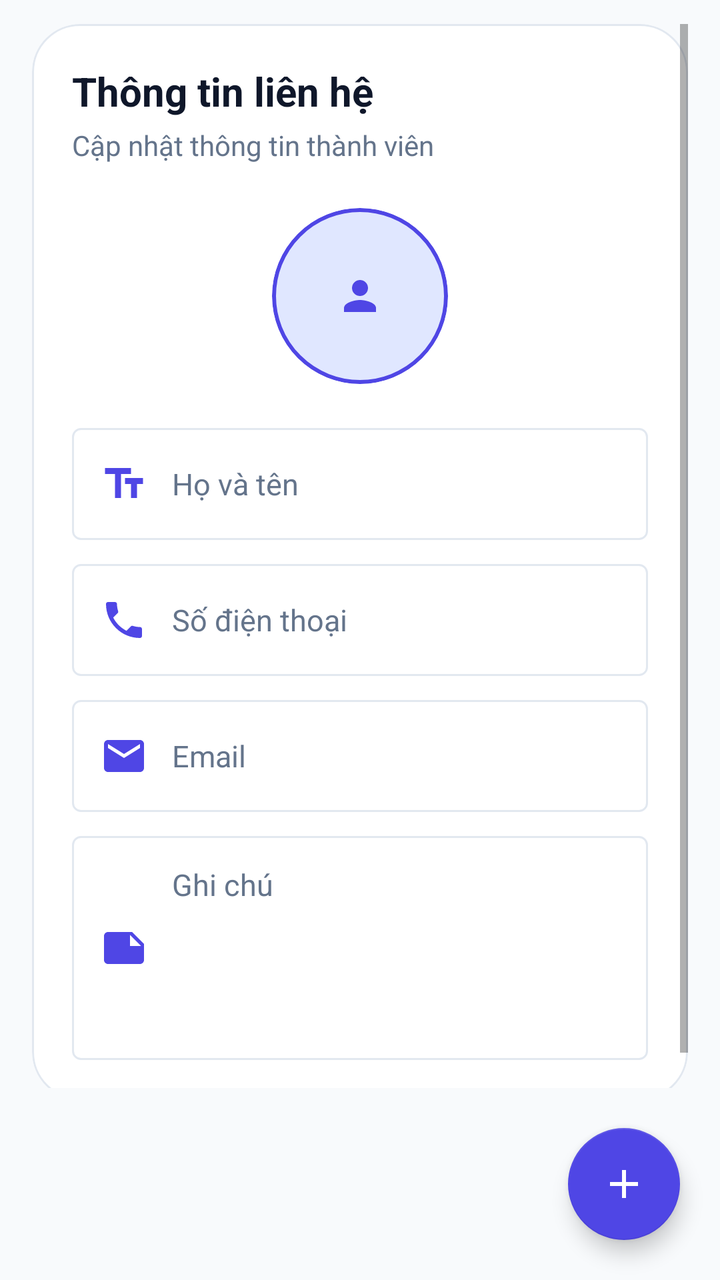
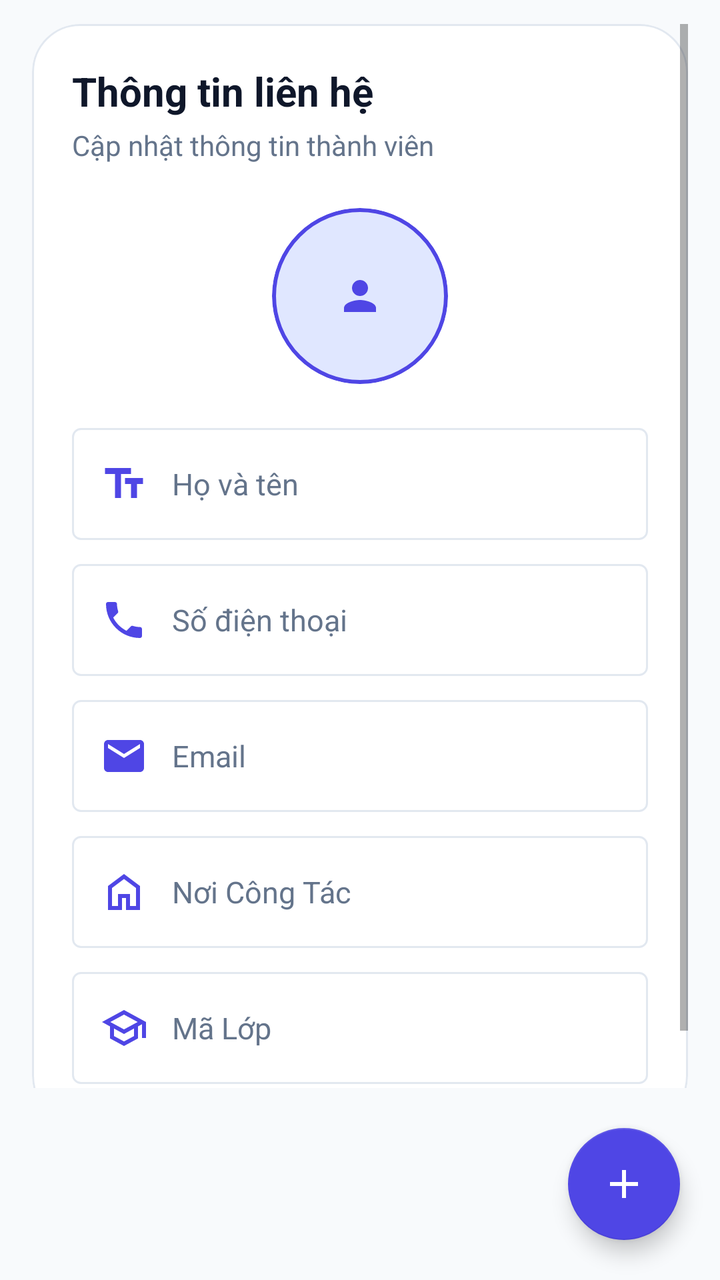

Screens rendered from an Android XML layout before and after an edit, with the pre-edit source and the edit as a unified diff.
<!-- AndroidManifest.xml: application theme Theme.ContactApp -->
<!-- res/layout/activity_add_edit_contact.xml -->
<?xml version="1.0" encoding="utf-8"?>
<RelativeLayout xmlns:android="http://schemas.android.com/apk/res/android"
    xmlns:app="http://schemas.android.com/apk/res-auto"
    xmlns:tools="http://schemas.android.com/tools"
    android:layout_width="match_parent"
    android:layout_height="match_parent"
    android:background="@color/colorBackground"
    tools:context=".AddEditContact">

    <ScrollView
        android:layout_width="match_parent"
        android:layout_height="match_parent"
        android:layout_above="@id/fab"
        android:clipToPadding="false"
        android:fillViewport="true"
        android:paddingStart="16dp"
        android:paddingTop="12dp"
        android:paddingEnd="16dp"
        android:paddingBottom="12dp">

        <com.google.android.material.card.MaterialCardView
            android:layout_width="match_parent"
            android:layout_height="wrap_content"
            app:cardBackgroundColor="@color/colorSurface"
            app:cardCornerRadius="24dp"
            app:cardElevation="0dp"
            app:strokeColor="@color/colorDivider"
            app:strokeWidth="1dp">

            <LinearLayout
                android:layout_width="match_parent"
                android:layout_height="wrap_content"
                android:orientation="vertical"
                android:padding="20dp">

                <TextView
                    android:layout_width="wrap_content"
                    android:layout_height="wrap_content"
                    android:text="Thông tin liên hệ"
                    android:textColor="@color/colorTextMain"
                    android:textSize="20sp"
                    android:textStyle="bold" />

                <TextView
                    android:layout_width="wrap_content"
                    android:layout_height="wrap_content"
                    android:layout_marginTop="4dp"
                    android:text="Cập nhật thông tin thành viên"
                    android:textColor="@color/colorTextMuted"
                    android:textSize="14sp" />

                <com.google.android.material.card.MaterialCardView
                    android:layout_width="88dp"
                    android:layout_height="88dp"
                    android:layout_gravity="center_horizontal"
                    android:layout_marginTop="22dp"
                    android:layout_marginBottom="18dp"
                    app:cardBackgroundColor="@color/colorPrimaryContainer"
                    app:cardCornerRadius="44dp"
                    app:cardElevation="0dp"
                    app:strokeColor="@color/colorTextPrimary"
                    app:strokeWidth="2dp">

                    <ImageView
                        android:id="@+id/profileIv"
                        android:layout_width="match_parent"
                        android:layout_height="match_parent"
                        android:contentDescription="@string/contact_photo"
                        android:padding="22dp"
                        android:scaleType="centerInside"
                        android:src="@drawable/ic_baseline_person_24"
                        app:tint="@color/colorPrimary" />
                </com.google.android.material.card.MaterialCardView>

                <EditText
                    android:id="@+id/nameEt"
                    android:layout_width="match_parent"
                    android:layout_height="56dp"
                    android:layout_marginTop="4dp"
                    android:background="@drawable/background_input_field"
                    android:drawableStart="@drawable/ic_baseline_text_fields_24"
                    android:drawablePadding="12dp"
                    android:drawableTint="@color/colorTextPrimary"
                    android:hint="@string/contact_name_hint"
                    android:inputType="textPersonName|textCapWords"
                    android:paddingStart="14dp"
                    android:paddingEnd="14dp"
                    android:singleLine="true"
                    android:textColor="@color/colorTextMain"
                    android:textColorHint="@color/colorTextMuted"
                    android:textSize="15sp" />

                <EditText
                    android:id="@+id/phoneEt"
                    android:layout_width="match_parent"
                    android:layout_height="56dp"
                    android:layout_marginTop="12dp"
                    android:background="@drawable/background_input_field"
                    android:drawableStart="@drawable/ic_baseline_phone_24"
                    android:drawablePadding="12dp"
                    android:drawableTint="@color/colorTextPrimary"
                    android:hint="@string/contact_phone_hint"
                    android:inputType="phone"
                    android:paddingStart="14dp"
                    android:paddingEnd="14dp"
                    android:singleLine="true"
                    android:textColor="@color/colorTextMain"
                    android:textColorHint="@color/colorTextMuted"
                    android:textSize="15sp" />

                <EditText
                    android:id="@+id/emailEt"
                    android:layout_width="match_parent"
                    android:layout_height="56dp"
                    android:layout_marginTop="12dp"
                    android:background="@drawable/background_input_field"
                    android:drawableStart="@drawable/ic_baseline_email_24"
                    android:drawablePadding="12dp"
                    android:drawableTint="@color/colorTextPrimary"
                    android:hint="@string/contact_email_hint"
                    android:inputType="textEmailAddress"
                    android:paddingStart="14dp"
                    android:paddingEnd="14dp"
                    android:singleLine="true"
                    android:textColor="@color/colorTextMain"
                    android:textColorHint="@color/colorTextMuted"
                    android:textSize="15sp" />

                <EditText
                    android:id="@+id/noteEt"
                    android:layout_width="match_parent"
                    android:layout_height="112dp"
                    android:layout_marginTop="12dp"
                    android:background="@drawable/background_input_field"
                    android:drawableStart="@drawable/ic_baseline_note_24"
                    android:drawablePadding="12dp"
                    android:drawableTint="@color/colorTextPrimary"
                    android:gravity="top|start"
                    android:hint="@string/contact_note_hint"
                    android:inputType="textCapSentences|textMultiLine"
                    android:padding="14dp"
                    android:textColor="@color/colorTextMain"
                    android:textColorHint="@color/colorTextMuted"
                    android:textSize="15sp" />
            </LinearLayout>
        </com.google.android.material.card.MaterialCardView>
    </ScrollView>

    <com.google.android.material.floatingactionbutton.FloatingActionButton
        android:id="@+id/fab"
        android:layout_width="wrap_content"
        android:layout_height="wrap_content"
        android:layout_alignParentEnd="true"
        android:layout_alignParentBottom="true"
        android:layout_margin="20dp"
        android:contentDescription="@string/save_contact"
        android:elevation="6dp"
        android:src="@drawable/ic_baseline_add_24"
        app:backgroundTint="@color/colorTextPrimary"
        app:pressedTranslationZ="10dp"
        app:tint="@color/white" />
</RelativeLayout>
<!-- resources referenced by this layout -->
<resources>
  <color name="colorBackground">#F8FAFC</color>
  <color name="colorDivider">#E2E8F0</color>
  <color name="colorPrimary">#4F46E5</color>
  <color name="colorPrimaryContainer">#E0E7FF</color>
  <color name="colorSurface">#FFFFFF</color>
  <color name="colorTextMain">#0F172A</color>
  <color name="colorTextMuted">#64748B</color>
  <color name="colorTextPrimary">#4F46E5</color>
  <color name="white">#FFFFFFFF</color>
  <!-- drawable background_input_field (drawable) -->
  <?xml version="1.0" encoding="utf-8"?>
  <shape xmlns:android="http://schemas.android.com/apk/res/android"
      android:shape="rectangle">
  
      <solid
          android:color="@color/colorSurface"/>
      <stroke
          android:color="@color/colorDivider"
          android:width="@dimen/_1sdp"/>
      <corners
          android:radius="@dimen/_4sdp"/>
  
  </shape>
  <!-- drawable ic_baseline_add_24 (drawable) -->
  <vector xmlns:android="http://schemas.android.com/apk/res/android"
      android:width="24dp"
      android:height="24dp"
      android:viewportWidth="24"
      android:viewportHeight="24"
      android:tint="?attr/colorControlNormal">
    <path
        android:fillColor="@android:color/white"
        android:pathData="M19,13h-6v6h-2v-6H5v-2h6V5h2v6h6v2z"/>
  </vector>
  <!-- drawable ic_baseline_email_24 (drawable) -->
  <vector android:height="24dp" android:tint="#FFFFFF"
      android:viewportHeight="24" android:viewportWidth="24"
      android:width="24dp" xmlns:android="http://schemas.android.com/apk/res/android">
      <path android:fillColor="@android:color/white" android:pathData="M20,4L4,4c-1.1,0 -1.99,0.9 -1.99,2L2,18c0,1.1 0.9,2 2,2h16c1.1,0 2,-0.9 2,-2L22,6c0,-1.1 -0.9,-2 -2,-2zM20,8l-8,5 -8,-5L4,6l8,5 8,-5v2z"/>
  </vector>
  <!-- drawable ic_baseline_note_24 (drawable) -->
  <vector android:height="24dp" android:tint="#FFFFFF"
      android:viewportHeight="24" android:viewportWidth="24"
      android:width="24dp" xmlns:android="http://schemas.android.com/apk/res/android">
      <path android:fillColor="@android:color/white" android:pathData="M22,10l-6,-6L4,4c-1.1,0 -2,0.9 -2,2v12.01c0,1.1 0.9,1.99 2,1.99l16,-0.01c1.1,0 2,-0.89 2,-1.99v-8zM15,5.5l5.5,5.5L15,11L15,5.5z"/>
  </vector>
  <!-- drawable ic_baseline_person_24 (drawable) -->
  <vector android:height="24dp" android:tint="#FFFFFF"
      android:viewportHeight="24" android:viewportWidth="24"
      android:width="24dp" xmlns:android="http://schemas.android.com/apk/res/android">
      <path android:fillColor="@android:color/white" android:pathData="M12,12c2.21,0 4,-1.79 4,-4s-1.79,-4 -4,-4 -4,1.79 -4,4 1.79,4 4,4zM12,14c-2.67,0 -8,1.34 -8,4v2h16v-2c0,-2.66 -5.33,-4 -8,-4z"/>
  </vector>
  <!-- drawable ic_baseline_text_fields_24 (drawable) -->
  <vector android:height="24dp" android:tint="#FFFFFF"
      android:viewportHeight="24" android:viewportWidth="24"
      android:width="24dp" xmlns:android="http://schemas.android.com/apk/res/android">
      <path android:fillColor="@android:color/white" android:pathData="M2.5,4v3h5v12h3V7h5V4H2.5zM21.5,9h-9v3h3v7h3v-7h3V9z"/>
  </vector>
  <string name="contact_email_hint">Email</string>
  <string name="contact_name_hint">Họ và tên</string>
  <string name="contact_note_hint">Ghi chú</string>
  <string name="contact_phone_hint">Số điện thoại</string>
  <string name="contact_photo">Ảnh liên hệ</string>
  <string name="save_contact">Lưu liên hệ</string>
  <dimen name="_1sdp">1dp</dimen>
  <dimen name="_4sdp">4dp</dimen>
  <color name="colorOnPrimary">#FFFFFF</color>
  <color name="colorAccentCall">#14B8A6</color>
  <!-- unchanged entries left out for length: 2 -->
</resources>

<!-- the commit's change to res/layout/activity_add_edit_contact.xml (unified diff, before → after) -->
@@ -127,21 +127,44 @@
                     android:textSize="15sp" />
 
                 <EditText
-                    android:id="@+id/noteEt"
+                    android:id="@+id/workplaceEt"
                     android:layout_width="match_parent"
-                    android:layout_height="112dp"
+                    android:layout_height="56dp"
                     android:layout_marginTop="12dp"
                     android:background="@drawable/background_input_field"
-                    android:drawableStart="@drawable/ic_baseline_note_24"
+                    android:drawableStart="@drawable/ic_baseline_workplace_24"
                     android:drawablePadding="12dp"
                     android:drawableTint="@color/colorTextPrimary"
-                    android:gravity="top|start"
-                    android:hint="@string/contact_note_hint"
-                    android:inputType="textCapSentences|textMultiLine"
-                    android:padding="14dp"
+                    android:hint="Nơi Công Tác"
+                    android:inputType="textCapSentences"
+                    android:paddingStart="14dp"
+                    android:paddingEnd="14dp"
+                    android:singleLine="true"
                     android:textColor="@color/colorTextMain"
                     android:textColorHint="@color/colorTextMuted"
                     android:textSize="15sp" />
+
+                <EditText
+                    android:id="@+id/class_IDET"
+                    android:layout_width="match_parent"
+                    android:layout_height="56dp"
+                    android:layout_marginTop="12dp"
+                    android:background="@drawable/background_input_field"
+                    android:drawableStart="@drawable/ic_baseline_class_24"
+                    android:drawablePadding="12dp"
+                    android:drawableTint="@color/colorTextPrimary"
+                    android:hint="Mã Lớp"
+                    android:inputType="textCapSentences"
+                    android:paddingStart="14dp"
+                    android:paddingEnd="14dp"
+                    android:singleLine="true"
+                    android:textColor="@color/colorTextMain"
+                    android:textColorHint="@color/colorTextMuted"
+                    android:textSize="15sp" />
+
+
+
+
             </LinearLayout>
         </com.google.android.material.card.MaterialCardView>
     </ScrollView>
@@ -159,4 +182,5 @@
         app:backgroundTint="@color/colorTextPrimary"
         app:pressedTranslationZ="10dp"
         app:tint="@color/white" />
+
 </RelativeLayout>
<!-- resource entries referenced after the edit -->
@@ -34,17 +34,21 @@
         android:fillColor="@android:color/white"
         android:pathData="M19,13h-6v6h-2v-6H5v-2h6V5h2v6h6v2z"/>
   </vector>
+  <!-- drawable ic_baseline_class_24 (drawable) -->
+  <vector xmlns:android="http://schemas.android.com/apk/res/android"
+      android:width="24dp"
+      android:height="24dp"
+      android:viewportWidth="24"
+      android:viewportHeight="24">
+    <path
+        android:pathData="M12,21L5,17.2v-6L1,9L12,3L23,9v8L21,17L21,10.1l-2,1.1v6L12,21ZM12,12.7L18.85,9L12,5.3L5.15,9L12,12.7ZM12,18.73l5,-2.7L17,12.25L12,15L7,12.25v3.77l5,2.7ZM12,12.7ZM12,14.95ZM12,14.95Z"
+        android:fillColor="#e3e3e3"/>
+  </vector>
   <!-- drawable ic_baseline_email_24 (drawable) -->
   <vector android:height="24dp" android:tint="#FFFFFF"
       android:viewportHeight="24" android:viewportWidth="24"
       android:width="24dp" xmlns:android="http://schemas.android.com/apk/res/android">
       <path android:fillColor="@android:color/white" android:pathData="M20,4L4,4c-1.1,0 -1.99,0.9 -1.99,2L2,18c0,1.1 0.9,2 2,2h16c1.1,0 2,-0.9 2,-2L22,6c0,-1.1 -0.9,-2 -2,-2zM20,8l-8,5 -8,-5L4,6l8,5 8,-5v2z"/>
-  </vector>
-  <!-- drawable ic_baseline_note_24 (drawable) -->
-  <vector android:height="24dp" android:tint="#FFFFFF"
-      android:viewportHeight="24" android:viewportWidth="24"
-      android:width="24dp" xmlns:android="http://schemas.android.com/apk/res/android">
-      <path android:fillColor="@android:color/white" android:pathData="M22,10l-6,-6L4,4c-1.1,0 -2,0.9 -2,2v12.01c0,1.1 0.9,1.99 2,1.99l16,-0.01c1.1,0 2,-0.89 2,-1.99v-8zM15,5.5l5.5,5.5L15,11L15,5.5z"/>
   </vector>
   <!-- drawable ic_baseline_person_24 (drawable) -->
   <vector android:height="24dp" android:tint="#FFFFFF"
@@ -58,9 +62,18 @@
       android:width="24dp" xmlns:android="http://schemas.android.com/apk/res/android">
       <path android:fillColor="@android:color/white" android:pathData="M2.5,4v3h5v12h3V7h5V4H2.5zM21.5,9h-9v3h3v7h3v-7h3V9z"/>
   </vector>
+  <!-- drawable ic_baseline_workplace_24 (drawable) -->
+  <vector xmlns:android="http://schemas.android.com/apk/res/android"
+      android:width="24dp"
+      android:height="24dp"
+      android:viewportWidth="24"
+      android:viewportHeight="24">
+    <path
+        android:pathData="M6,19L9,19L9,13h6v6h3L18,10L12,5.5L6,10v9ZM4,21L4,9l8,-6l8,6L20,21L13,21L13,15L11,15v6L4,21ZM12,12.25Z"
+        android:fillColor="#e3e3e3"/>
+  </vector>
   <string name="contact_email_hint">Email</string>
   <string name="contact_name_hint">Họ và tên</string>
-  <string name="contact_note_hint">Ghi chú</string>
   <string name="contact_phone_hint">Số điện thoại</string>
   <string name="contact_photo">Ảnh liên hệ</string>
   <string name="save_contact">Lưu liên hệ</string>
